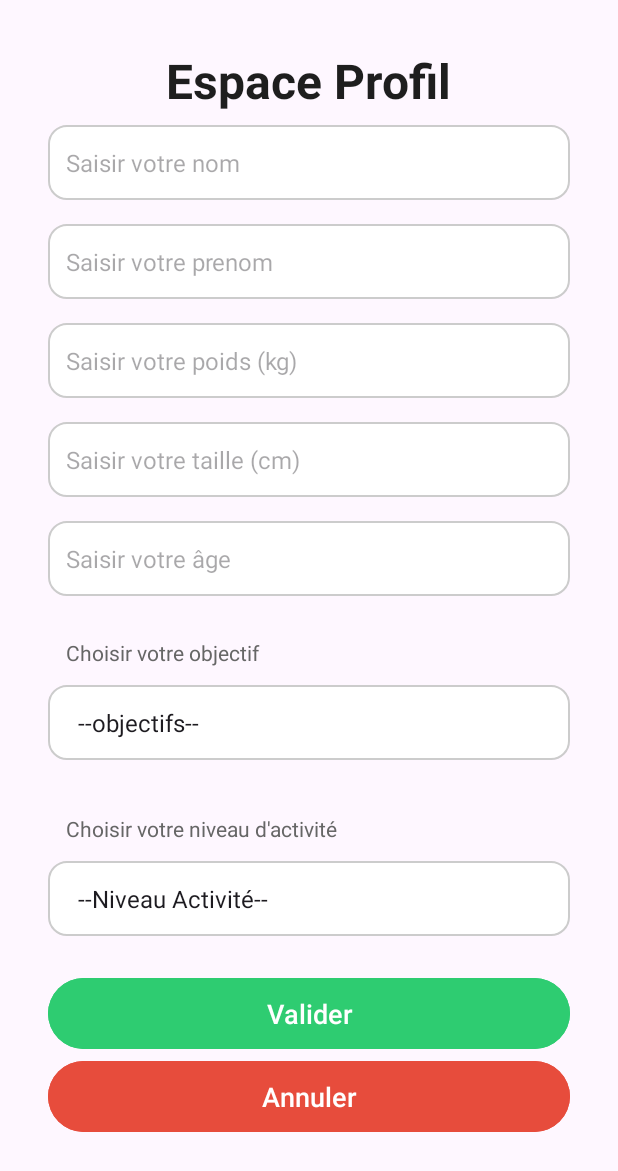
After one commit to Rayen-hash/-fitness_app_project, an Android app: the ProfilActivity screen opened directly, with no data from a screen before it, on a phone screen of 412 x 824 dp. The commit adds this screen. Shown: the top 1171 px of the screen. Run offline under Robolectric (Android 15) with nearby library versions, the phone set to English and light mode, and no system bars.

Commit message:
ajoute de layout profil + logique de l'activity + correction des erreurs

```diff
--- a/app/src/main/AndroidManifest.xml
+++ b/app/src/main/AndroidManifest.xml
@@ -11,6 +11,9 @@
         android:roundIcon="@mipmap/ic_launcher_round"
         android:supportsRtl="true"
         android:theme="@style/Theme.Login_signup">
+        <activity
+            android:name=".Activity.ProfilActivity"
+            android:exported="false" />
         <activity
             android:name=".Activity.Sprint2.AccueilActivity"
             android:exported="false" />
--- a/app/src/main/java/com/example/login_signup/Activity/MainActivity.java
+++ b/app/src/main/java/com/example/login_signup/Activity/MainActivity.java
@@ -23,7 +23,7 @@ public class MainActivity extends AppCompatActivity {
         EdgeToEdge.enable(this);
         setContentView(R.layout.activity_main);
         db = new Database(this);
-        db.adduser(new User("Rayen", "Guesmi", "rayen@example.com", "123456", 70.0, 1.75, 25, "perte de poids","Niveau Intermédiaire (3–5 jours / semaine)"));
+        db.adduser(new User("Rayen", "Guesmi", "rayen@example.com", "123456", 70.0, 1.75, 25, "Prise de masse","Niveau Intermédiaire (3–5 jours / semaine)"));
         commencer =findViewById(R.id.btncom);
         commencer.setOnClickListener(v -> {
             Intent intent = new Intent(MainActivity.this, LoginActivity.class);
--- /dev/null
+++ b/app/src/main/java/com/example/login_signup/Activity/ProfilActivity.java
@@ -0,0 +1,132 @@
+package com.example.login_signup.Activity;
+
+import android.content.Intent;
+import android.database.Cursor;
+import android.os.Bundle;
+import android.view.View;
+import android.widget.AdapterView;
+import android.widget.ArrayAdapter;
+import android.widget.Button;
+import android.widget.EditText;
+import android.widget.Spinner;
+import android.widget.Toast;
+
+import androidx.activity.EdgeToEdge;
+import androidx.appcompat.app.AppCompatActivity;
+
+import com.example.login_signup.Database.Database;
+import com.example.login_signup.Models.User;
+import com.example.login_signup.R;
+
+public class ProfilActivity extends AppCompatActivity {
+    Database db ;
+    EditText editnom , editprenom , editpoid , edittaille , editage ;
+    Button submit , cancel ;
+    Spinner spObj ,spNiv;
+    String[] objectifs = {"--objectifs--","Perte de poids", "Prise de masse", "Maintien du poids"};
+    String[] niveau = {"--Niveau Activité--","Niveau Débutant (2–3 jours / semaine)", "Niveau Intermédiaire (3–5 jours / semaine)", "Niveau Avancé (5–6 jours / semaine)"};
+
+
+    @Override
+    protected void onCreate(Bundle savedInstanceState) {
+        super.onCreate(savedInstanceState);
+        EdgeToEdge.enable(this);
+        setContentView(R.layout.activity_profil);
+        db = new Database(this);
+        int user_id = getIntent().getIntExtra("id" , 0);
+        editnom = findViewById(R.id.nom);
+        editprenom = findViewById(R.id.prenom);
+        editpoid = findViewById(R.id.poid);
+        edittaille= findViewById(R.id.taille);
+        editage=findViewById(R.id.age);
+
+
+        spObj = findViewById(R.id.objectif_spinner);
+        ArrayAdapter<String> adapterobj = new ArrayAdapter<String>( this, android.R.layout.simple_spinner_item,objectifs);
+        adapterobj.setDropDownViewResource(android.R.layout.simple_spinner_dropdown_item);
+        spObj.setAdapter(adapterobj);
+        String[] obj = new String[1];
+
+        spNiv = findViewById(R.id.niveau);
+        ArrayAdapter<String> adapterniv = new ArrayAdapter<String>(this , android.R.layout.simple_spinner_item,niveau);
+        adapterniv.setDropDownViewResource(android.R.layout.simple_spinner_dropdown_item);
+        spNiv.setAdapter(adapterniv);
+
+        String[] niv = new String[1];
+
+
+        User user = new User();
+        Cursor cursor = db.getUserById(user_id);
+        if (cursor!=null & cursor.moveToFirst()) {
+            editnom.setText(cursor.getString(cursor.getColumnIndexOrThrow("nom")));
+            editprenom.setText(cursor.getString(cursor.getColumnIndexOrThrow("prenom")));
+            editpoid.setText(cursor.getString(cursor.getColumnIndexOrThrow("poids")));
+            edittaille.setText(cursor.getString(cursor.getColumnIndexOrThrow("taille")));
+            editage.setText(cursor.getString(cursor.getColumnIndexOrThrow("age")));
+            spObj.setOnItemSelectedListener(new AdapterView.OnItemSelectedListener(){
+                @Override
+                public void onItemSelected(AdapterView<?> parent, View view, int position, long id) {
+                    obj[0] =parent.getItemAtPosition(position).toString();
+                }
+
+                @Override
+                public void onNothingSelected(AdapterView<?> parent) {
+
+                }
+            });
+            spNiv.setOnItemSelectedListener(new AdapterView.OnItemSelectedListener(){
+                @Override
+                public void onItemSelected(AdapterView<?> parent, View view, int position, long id) {
+                    niv[0] =parent.getItemAtPosition(position).toString();
+                }
+
+                @Override
+                public void onNothingSelected(AdapterView<?> parent) {
+
+                }
+            });
+            obj[0] = cursor.getString(cursor.getColumnIndexOrThrow("objectif"));
+            spObj.setSelection(adapterobj.getPosition(obj[0]));
+            niv[0]= cursor.getString(cursor.getColumnIndexOrThrow("niveau_activite"));
+            spNiv.setSelection(adapterniv.getPosition(niv[0]));
+
+        }
+        cursor.close();
+        submit=findViewById(R.id.submitbtn);
+        submit.setOnClickListener(v -> {
+            if (editprenom.getText().toString().isEmpty()|| editnom.getText().toString().isEmpty()||edittaille.getText().toString().isEmpty() || editpoid.getText().toString().isEmpty()
+                    || editage.getText().toString().isEmpty()||obj[0].equals("--objectifs--") || niv[0].equals("--Niveau Activité--")) {
+                Toast.makeText(this,"il faut remplir tous les champs",Toast.LENGTH_LONG).show();
+            }
+            else{
+                String nom = editnom.getText().toString();
+                String prenom =editprenom.getText().toString();
+                String taille = edittaille.getText().toString();
+                String poids = editpoid.getText().toString();
+                String age = editage.getText().toString();
+                user.set("nom",nom);
+                user.set("prenom",prenom);
+                user.set("taille",Double.valueOf(taille));
+                user.set("poids",Double.valueOf(poids));
+                user.set("age",Integer.parseInt(age));
+                user.set("objectif",obj[0]);
+                user.set("niveau_activite",niv[0]);
+                db.updateuser(user_id,user);
+                Toast.makeText(this , "les informations  sont modifiés ",Toast.LENGTH_LONG).show();
+                /*rechargé la page*/
+                Intent intent = getIntent();
+                finish();
+                startActivity(intent);
+            }
+        });
+        cancel=findViewById(R.id.cancelbtn);
+        cancel.setOnClickListener(v -> {
+            Toast.makeText(this , "modififcation annulée", Toast.LENGTH_LONG).show();
+            Intent intent = getIntent();
+            finish();
+            startActivity(intent);
+        });
+
+
+    }
+}
--- /dev/null
+++ b/app/src/main/res/layout/activity_profil.xml
@@ -0,0 +1,135 @@
+<?xml version="1.0" encoding="utf-8"?>
+<androidx.constraintlayout.widget.ConstraintLayout xmlns:android="http://schemas.android.com/apk/res/android"
+    xmlns:app="http://schemas.android.com/apk/res-auto"
+    xmlns:tools="http://schemas.android.com/tools"
+    android:id="@+id/main"
+    android:layout_width="match_parent"
+    android:layout_height="match_parent"
+    tools:context=".Activity.ProfilActivity">
+    <ScrollView
+        android:layout_width="match_parent"
+        android:layout_height="match_parent">
+
+        <LinearLayout
+            android:layout_width="match_parent"
+            android:layout_height="wrap_content"
+            android:orientation="vertical"
+            android:padding="32dp"
+            android:gravity="center_horizontal">
+        <!-- Titre -->
+        <TextView
+            android:layout_width="wrap_content"
+            android:layout_height="wrap_content"
+            android:text="Espace Profil"
+            android:textStyle="bold"
+            android:textSize="32sp"
+            android:textColor="#1E1E1E"
+            android:paddingBottom="8dp"/>
+
+        <EditText
+            android:id="@+id/nom"
+            android:layout_width="match_parent"
+            android:layout_height="50dp"
+            android:hint="Saisir votre nom"
+            android:padding="12dp"
+            android:textSize="16sp"
+            android:background="@drawable/rounded_input"
+            android:layout_marginBottom="16dp"/>
+        <EditText
+            android:id="@+id/prenom"
+            android:layout_width="match_parent"
+            android:layout_height="50dp"
+            android:hint="Saisir votre prenom"
+            android:padding="12dp"
+            android:textSize="16sp"
+            android:background="@drawable/rounded_input"
+            android:layout_marginBottom="16dp"/>
+            <!-- Champ Poids -->
+            <EditText
+                android:id="@+id/poid"
+                android:layout_width="match_parent"
+                android:layout_height="50dp"
+                android:hint="Saisir votre poids (kg)"
+                android:padding="12dp"
+                android:textSize="16sp"
+                android:background="@drawable/rounded_input"
+                android:layout_marginBottom="16dp"/>
+
+            <!-- Champ Taille -->
+            <EditText
+                android:id="@+id/taille"
+                android:layout_width="match_parent"
+                android:layout_height="50dp"
+                android:hint="Saisir votre taille (cm)"
+                android:padding="12dp"
+                android:textSize="16sp"
+                android:background="@drawable/rounded_input"
+                android:layout_marginBottom="16dp"/>
+
+            <!-- Champ Âge -->
+            <EditText
+                android:id="@+id/age"
+                android:layout_width="match_parent"
+                android:layout_height="50dp"
+                android:hint="Saisir votre âge"
+                android:padding="12dp"
+                android:textSize="16sp"
+                android:background="@drawable/rounded_input"
+                android:layout_marginBottom="16dp"/>
+
+            <!-- Liste déroulante -->
+            <TextView
+                android:layout_width="match_parent"
+                android:layout_height="wrap_content"
+                android:text="Choisir votre objectif"
+                android:textColor="#666"
+                android:padding="12dp" />
+            <Spinner
+                android:id="@+id/objectif_spinner"
+                android:layout_width="match_parent"
+                android:layout_height="50dp"
+                android:background="@drawable/rounded_input"
+                android:padding="12dp"
+                android:layout_marginBottom="24dp"/>
+            <!-- Liste déroulante -->
+            <TextView
+                android:layout_width="match_parent"
+                android:layout_height="wrap_content"
+                android:text="Choisir votre niveau d'activité"
+                android:textColor="#666"
+                android:padding="12dp" />
+            <Spinner
+                android:id="@+id/niveau"
+                android:layout_width="match_parent"
+                android:layout_height="50dp"
+                android:background="@drawable/rounded_input"
+                android:padding="12dp"
+                android:layout_marginBottom="24dp"/>
+            <!-- Bouton Valider -->
+            <com.google.android.material.button.MaterialButton
+                android:id="@+id/submitbtn"
+                android:layout_width="match_parent"
+                android:layout_height="55dp"
+                android:text="Valider"
+                android:textColor="@android:color/white"
+                android:textSize="18sp"
+                app:cornerRadius="25dp"
+                android:backgroundTint="#2ECC71" />
+
+            <!-- Bouton Annuler -->
+            <com.google.android.material.button.MaterialButton
+                android:id="@+id/cancelbtn"
+                android:layout_width="match_parent"
+                android:layout_height="55dp"
+                android:text="Annuler"
+                android:textColor="@android:color/white"
+                android:textSize="18sp"
+                app:cornerRadius="25dp"
+                android:backgroundTint="@color/red_custom"
+                />
+
+        </LinearLayout>
+    </ScrollView>
+
+
+</androidx.constraintlayout.widget.ConstraintLayout>
```
Also changed, not shown: app/src/main/java/com/example/login_signup/Activity/LoginActivity.java (+12 -11 lines), app/src/main/java/com/example/login_signup/Activity/SuivantActivity.java (+4 -4 lines), app/src/main/java/com/example/login_signup/Database/Database.java (+11 -8 lines), app/src/main/res/layout/activity_accueil.xml (+8 -0 lines), app/src/main/res/drawable/profil.png (added).
